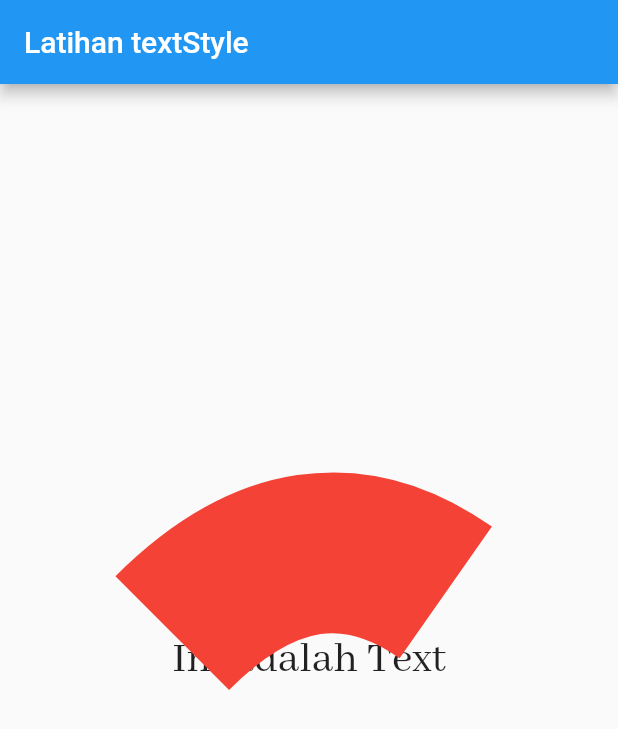
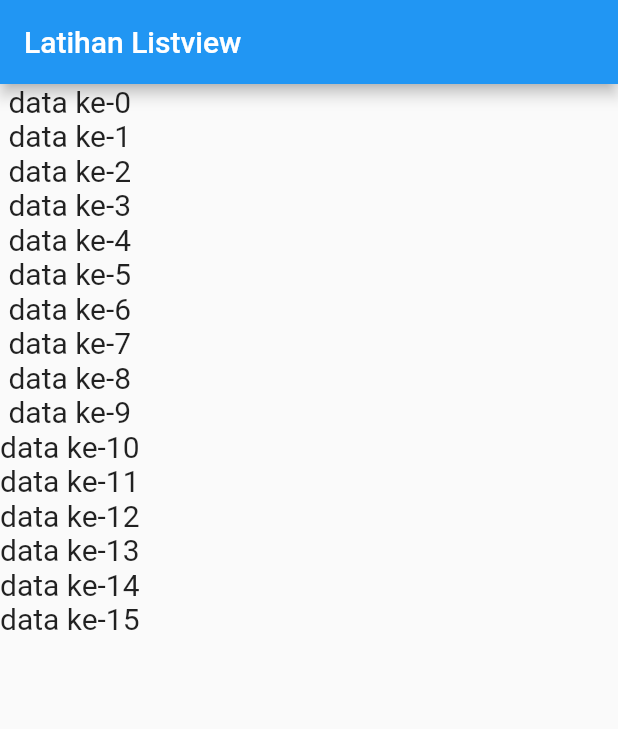
Before and after one commit to mindatama/GIT, a Flutter app: the screen it shows after launch, on a phone screen of 412 x 824 dp. Shown: the top 729 px of the screen. Run offline on Flutter 3.47's test engine with Material 2 defaults, Android fonts, the light colour scheme and no system bars.

Commit message:
hello_world_flutter ganti contoh list

```diff
--- a/hello_world_flutter/lib/main.dart
+++ b/hello_world_flutter/lib/main.dart
@@ -6,25 +6,31 @@ void main() {
   runApp(Myapp());
 }
 
-class Myapp extends StatelessWidget {
+class Myapp extends StatefulWidget {
+  @override
+  _MyappState createState() => _MyappState();
+}
+
+class _MyappState extends State<Myapp> {
+  List<Widget> widgets = [];
+
+  _MyappState() {
+    for (int i = 0; i <= 15; i++)
+      widgets.add(Text(
+        "data ke-" + i.toString(),
+        style: TextStyle(fontSize: 20),
+      ));
+  }
+
   @override
   Widget build(BuildContext context) {
     return MaterialApp(
       home: Scaffold(
         appBar: AppBar(
-          title: Text("Latihan textStyle"),
+          title: Text("Latihan Listview"),
         ),
-        body: Center(
-          child: Text(
-            "Ini adalah Text",
-            style: TextStyle(
-                fontFamily: "AbhayaLibre",
-                fontSize: 30,
-                decoration: TextDecoration.overline,
-                decorationColor: Colors.red,
-                decorationThickness: 50,
-                decorationStyle: TextDecorationStyle.wavy),
-          ),
+        body: Column(
+          children: widgets,
         ),
       ),
     );
```
